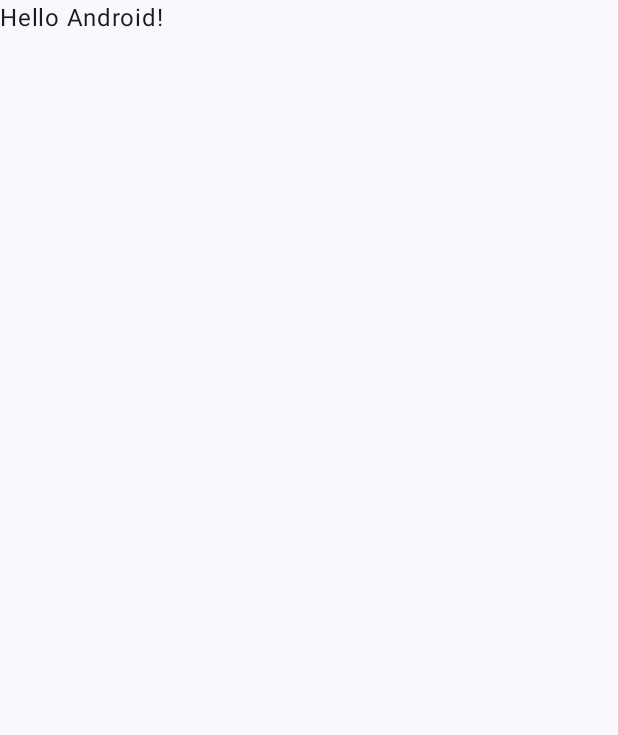
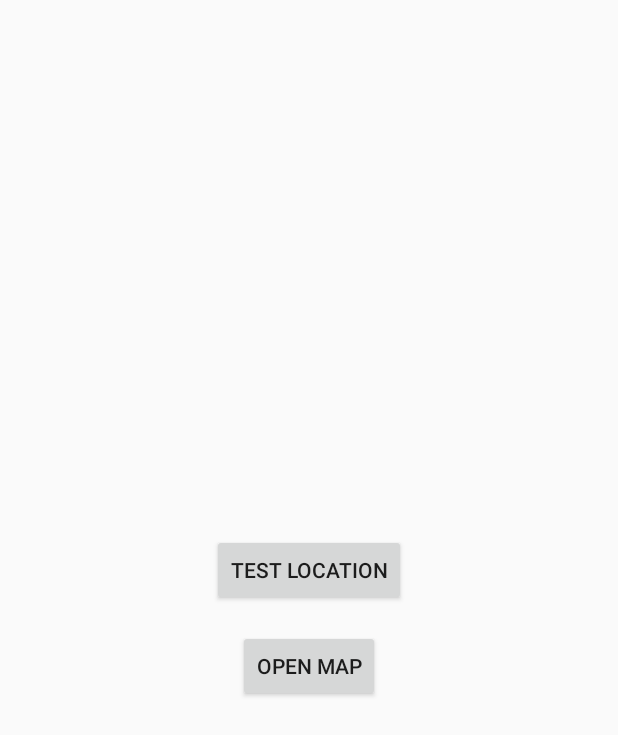
Before and after one commit to noto-21/mobappsproject, an Android app built with Jetpack Compose: the screen it shows after launch (MainActivity), on a phone screen of 412 x 824 dp. Before the commit the part shown is almost empty. Shown: the top 735 px of the screen. Run offline under Robolectric (Android 15) with nearby library versions, the phone set to English and light mode, and no system bars.

Commit message:
feat: Working integrations now

```diff
--- a/app/src/main/java/com/group6/whereit/MainActivity.kt
+++ b/app/src/main/java/com/group6/whereit/MainActivity.kt
@@ -1,47 +1,72 @@
 package com.group6.whereit
 
+import android.Manifest
+import android.content.Intent
 import android.os.Bundle
-import androidx.activity.ComponentActivity
-import androidx.activity.compose.setContent
-import androidx.activity.enableEdgeToEdge
-import androidx.compose.foundation.layout.fillMaxSize
-import androidx.compose.foundation.layout.padding
-import androidx.compose.material3.Scaffold
-import androidx.compose.material3.Text
-import androidx.compose.runtime.Composable
-import androidx.compose.ui.Modifier
-import androidx.compose.ui.tooling.preview.Preview
-import com.group6.whereit.ui.theme.WhereItTheme
+import android.widget.Button
+import android.widget.Toast
+import androidx.activity.result.contract.ActivityResultContracts
+import androidx.appcompat.app.AppCompatActivity
+import androidx.lifecycle.lifecycleScope
+import kotlinx.coroutines.launch
 
-class MainActivity : ComponentActivity() {
-    override fun onCreate(savedInstanceState: Bundle?) {
+class MainActivity : AppCompatActivity()
+{
+    private lateinit var locationService: LocationService
+
+    // Register the permission launcher
+    private val requestPermissionLauncher = registerForActivityResult(
+        ActivityResultContracts.RequestMultiplePermissions()
+    )
+    { permissions ->
+        if (permissions[Manifest.permission.ACCESS_FINE_LOCATION] == true ||
+            permissions[Manifest.permission.ACCESS_COARSE_LOCATION] == true)
+            fetchAndShowLocation()
+        else
+            Toast.makeText(this, "Permission denied", Toast.LENGTH_SHORT)
+                .show()
+    }
+
+    override fun onCreate(savedInstanceState: Bundle?)
+    {
         super.onCreate(savedInstanceState)
-        enableEdgeToEdge()
-        setContent {
-            WhereItTheme {
-                Scaffold(modifier = Modifier.fillMaxSize()) { innerPadding ->
-                    Greeting(
-                        name = "Android",
-                        modifier = Modifier.padding(innerPadding)
-                    )
-                }
+        setContentView(R.layout.activity_main)
+
+        locationService = LocationService(this)
+
+        findViewById<Button>(R.id.btnTestLocation).setOnClickListener {
+            // Launch the permission request dialog
+            requestPermissionLauncher.launch(
+                arrayOf(
+                    Manifest.permission.ACCESS_FINE_LOCATION,
+                    Manifest.permission.ACCESS_COARSE_LOCATION
+                )
+            )
+        }
+
+        findViewById<Button>(R.id.btnOpenMap).setOnClickListener {
+            startActivity(Intent(this, MapActivity::class.java))
+        }
+    }
+
+    private fun fetchAndShowLocation()
+    {
+        lifecycleScope.launch {
+            val location = locationService.getCurrentLocation()
+            if (location != null)
+            {
+                Toast.makeText(
+                    this@MainActivity,
+                    "Lat: ${location.latitude}, Lng: ${location.longitude}",
+                    Toast.LENGTH_LONG
+                ).show()
             }
+            else
+                Toast.makeText(
+                    this@MainActivity,
+                    "Location is null. Check emulator settings.",
+                    Toast.LENGTH_LONG
+                ).show()
         }
     }
 }
-
-@Composable
-fun Greeting(name: String, modifier: Modifier = Modifier) {
-    Text(
-        text = "Hello $name!",
-        modifier = modifier
-    )
-}
-
-@Preview(showBackground = true)
-@Composable
-fun GreetingPreview() {
-    WhereItTheme {
-        Greeting("Android")
-    }
-}
--- /dev/null
+++ b/app/src/main/res/layout/activity_main.xml
@@ -0,0 +1,21 @@
+<?xml version="1.0" encoding="utf-8"?>
+<LinearLayout xmlns:android="http://schemas.android.com/apk/res/android"
+    android:layout_width="match_parent"
+    android:layout_height="match_parent"
+    android:gravity="center"
+    android:orientation="vertical">
+
+    <Button
+        android:id="@+id/btnTestLocation"
+        android:layout_width="wrap_content"
+        android:layout_height="wrap_content"
+        android:text="Test Location" />
+
+    <Button
+        android:id="@+id/btnOpenMap"
+        android:layout_width="wrap_content"
+        android:layout_height="wrap_content"
+        android:layout_marginTop="16dp"
+        android:text="Open Map" />
+
+</LinearLayout>
--- a/app/src/main/res/layout/activity_map.xml
+++ b/app/src/main/res/layout/activity_map.xml
@@ -1,5 +1,5 @@
 <?xml version="1.0" encoding="utf-8"?>
-<androidx.fragment.app.FragmentContainerView
+<fragment
     xmlns:android="http://schemas.android.com/apk/res/android"
     xmlns:tools="http://schemas.android.com/tools"
     android:id="@+id/map"
--- a/app/src/main/res/values/themes.xml
+++ b/app/src/main/res/values/themes.xml
@@ -1,5 +1,7 @@
 <?xml version="1.0" encoding="utf-8"?>
-<resources>
-
-    <style name="Theme.WhereIt" parent="android:Theme.Material.Light.NoActionBar" />
+<resources xmlns:tools="http://schemas.android.com/tools">
+    <style name="Theme.WhereIt" parent="Theme.AppCompat.DayNight.NoActionBar">
+        <!-- Customize your light theme here. -->
+        <item name="colorPrimary">@color/purple_500</item>
+    </style>
 </resources>
```
Also changed, not shown: app/build.gradle.kts (+23 -6 lines), app/src/main/AndroidManifest.xml (+9 -3 lines), app/src/main/java/com/group6/whereit/LocationService.kt (+21 -16 lines), app/src/main/java/com/group6/whereit/MapActivity.kt (+16 -8 lines), gradle/libs.versions.toml (+14 -0 lines), build.gradle.kts (line endings or trailing spaces).
